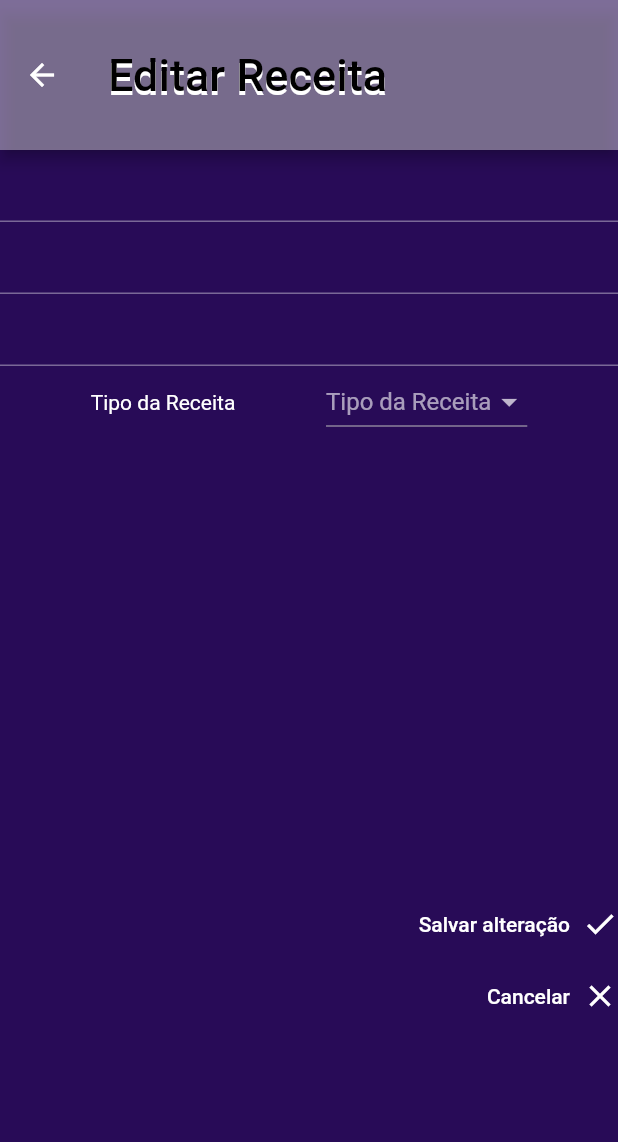
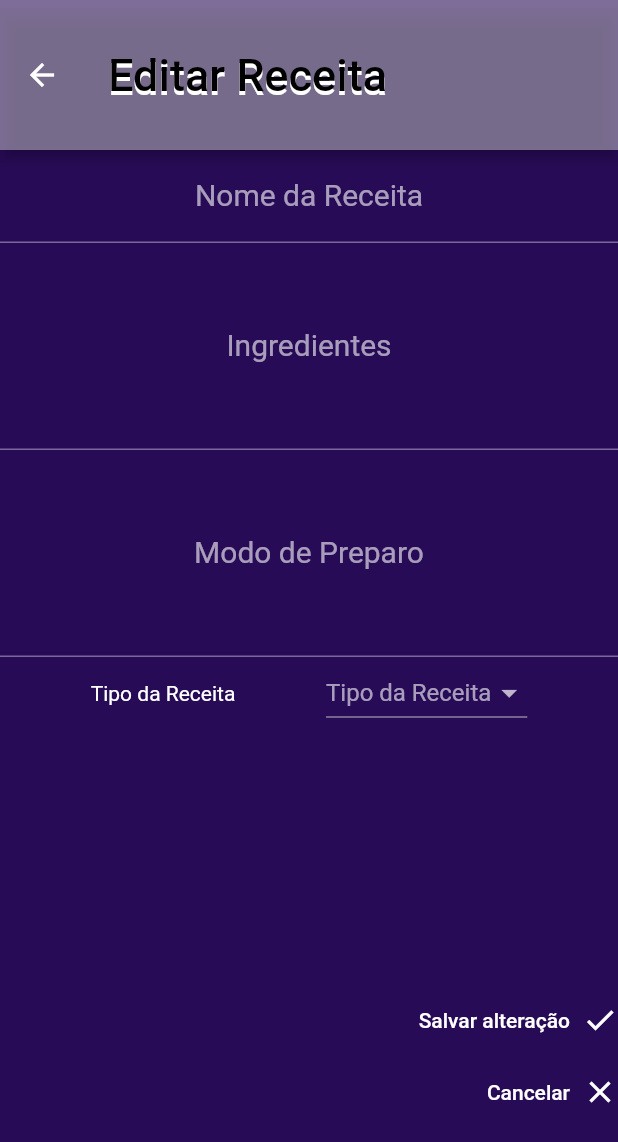
Before and after one commit to BrunoVieiraL/cook_book, a Flutter app: the EditarReceitas screen opened directly with empty values, on a phone screen of 412 x 824 dp. Shown: the top 1142 px of the screen. Run offline on Flutter 3.47's test engine with Material 2 defaults, Android fonts, the phone set to English and light mode, and no system bars; our stand-ins replace flutter_slidable, sqflite; accounts and stored records are empty.

Commit message:
25/07
Edit recipe page now works properly, some improvement in the code

```diff
--- a/lib/components/edit_receitas_colunm_component.dart
+++ b/lib/components/edit_receitas_colunm_component.dart
@@ -32,22 +32,31 @@ class _EditReceitasColunmComponentState
 
   @override
   Widget build(BuildContext context) {
-    return Column(
+    widget.nomeReceita.text = widget.argsIDFromHomePage!.nomeReceita;
+    widget.ingredientes.text = widget.argsIDFromHomePage!.ingredientes;
+    widget.modoPreparo.text = widget.argsIDFromHomePage!.modoPreparo;
+
+    return Scaffold(
+      resizeToAvoidBottomInset: false,
+      body: Column(
         children: [
           TextFieldCustomWidget(
             controller: widget.nomeReceita,
             textInputAction: TextInputAction.next,
-          hintText: widget.argsIDFromHomePage!.nomeReceita,
+            maxLines: 1,
+            hintText: 'Nome da Receita',
           ),
           TextFieldCustomWidget(
             controller: widget.ingredientes,
             textInputAction: TextInputAction.next,
-          hintText: widget.argsIDFromHomePage!.ingredientes,
+            maxLines: 5,
+            hintText: 'Ingredientes',
           ),
           TextFieldCustomWidget(
             controller: widget.modoPreparo,
             textInputAction: TextInputAction.next,
-          hintText: widget.argsIDFromHomePage!.modoPreparo,
+            maxLines: 5,
+            hintText: 'Modo de Preparo',
           ),
           Row(
             mainAxisAlignment: MainAxisAlignment.spaceEvenly,
@@ -55,8 +64,8 @@ class _EditReceitasColunmComponentState
               const Text('Tipo da Receita'),
               DropdownButton<String>(
                 hint: const Text('Tipo da Receita'),
-              items:
-                  listTipoReceita.map<DropdownMenuItem<String>>((String value) {
+                items: listTipoReceita
+                    .map<DropdownMenuItem<String>>((String value) {
                   return DropdownMenuItem<String>(
                     value: value,
                     child: Text(value),
@@ -71,9 +80,7 @@ class _EditReceitasColunmComponentState
               ),
             ],
           ),
-        const SizedBox(
-          height: 300,
-        ),
+          const SizedBox(height: 170),
           Row(
             mainAxisAlignment: MainAxisAlignment.end,
             children: [
@@ -84,11 +91,11 @@ class _EditReceitasColunmComponentState
                       RecipeDatabase.instance.update(
                         ReceitasModel(
                             id: widget.argsIDFromHomePage!.id,
-                        nomeReceita: widget.argsIDFromHomePage!.nomeReceita,
-                        ingredientes: widget.argsIDFromHomePage!.ingredientes,
-                        modoPreparo: widget.argsIDFromHomePage!.modoPreparo,
-                        tipoReceita: widget.argsIDFromHomePage!.tipoReceita,
-                      ),
+                            nomeReceita: widget.nomeReceita.text,
+                            ingredientes: widget.ingredientes.text,
+                            modoPreparo: widget.modoPreparo.text,
+                            tipoReceita:
+                                widget.argsIDFromHomePage!.tipoReceita),
                       );
                     },
                   );
@@ -104,12 +111,15 @@ class _EditReceitasColunmComponentState
             children: [
               TextButton(
                 onPressed: () {
-                Navigator.of(context)
-                .pushReplacement(MaterialPageRoute(builder: (context) {
+                  Navigator.of(context).pushReplacement(
+                    MaterialPageRoute(
+                      builder: (context) {
                         return ListaReceitas(
-                tipoReceita: widget.argsIDFromHomePage!.tipoReceita,
+                            tipoReceita:
+                                widget.argsIDFromHomePage!.tipoReceita);
+                      },
+                    ),
                   );
-            }));
                 },
                 child: const Text('Cancelar'),
               ),
@@ -117,6 +127,7 @@ class _EditReceitasColunmComponentState
             ],
           ),
         ],
+      ),
     );
   }
 }
--- a/lib/main.dart
+++ b/lib/main.dart
@@ -16,7 +16,6 @@ void main() async {
 
 class MyApp extends StatelessWidget {
   const MyApp({Key? key}) : super(key: key);
-
   @override
   Widget build(BuildContext context) {
     return ChangeNotifierProvider(
@@ -40,6 +39,7 @@ class MyApp extends StatelessWidget {
             '/infoPage': (_) => const InfoPage(),
           },
         );
-        });
+      },
+    );
   }
 }
--- a/lib/view/add_receitas.dart
+++ b/lib/view/add_receitas.dart
@@ -23,6 +23,7 @@ class _AddReceitaPageState extends State<AddReceitaPage> {
   @override
   Widget build(BuildContext context) {
     return Scaffold(
+      resizeToAvoidBottomInset: false,
       appBar: AppBar(
         toolbarHeight: 100,
         title: const Text(
@@ -44,16 +45,19 @@ class _AddReceitaPageState extends State<AddReceitaPage> {
             controller: nomeReceita,
             textInputAction: TextInputAction.next,
             hintText: 'Nome da Receita',
+            maxLines: 1,
           ),
           TextFieldCustomWidget(
             controller: ingredientes,
             textInputAction: TextInputAction.next,
             hintText: 'Ingredientes',
+            maxLines: 5,
           ),
           TextFieldCustomWidget(
             controller: modoPreparo,
             textInputAction: TextInputAction.done,
             hintText: 'Modo de Preparo',
+            maxLines: 5,
           ),
           Row(
             mainAxisAlignment: MainAxisAlignment.spaceEvenly,
@@ -78,7 +82,7 @@ class _AddReceitaPageState extends State<AddReceitaPage> {
             ],
           ),
           const SizedBox(
-            height: 300,
+            height: 200,
           ),
           Row(
             mainAxisAlignment: MainAxisAlignment.end,
--- a/lib/view/editar_receitas.dart
+++ b/lib/view/editar_receitas.dart
@@ -20,6 +20,7 @@ class _EditarReceitasState extends State<EditarReceitas> {
     ReceitasModel argsIDFromHomePage =
         ModalRoute.of(context)!.settings.arguments as ReceitasModel;
     return Scaffold(
+      resizeToAvoidBottomInset: false,
       appBar: AppBar(
         toolbarHeight: 100,
         title: const Text(
--- a/lib/widgets/textfield_widget.dart
+++ b/lib/widgets/textfield_widget.dart
@@ -4,20 +4,30 @@ class TextFieldCustomWidget extends StatelessWidget {
   const TextFieldCustomWidget({
     Key? key,
     required this.controller,
-    required this.hintText,
+    this.hintText,
     required this.textInputAction,
+    required this.maxLines,
   }) : super(key: key);
 
   final TextEditingController controller;
-  final String hintText;
+  final String? hintText;
   final TextInputAction textInputAction;
+  final int maxLines;
 
   @override
   Widget build(BuildContext context) {
     return TextField(
-      decoration: InputDecoration(hintText: hintText),
       controller: controller,
       textInputAction: textInputAction,
+      maxLines: maxLines,
+      decoration: InputDecoration(
+        label: Center(
+          child: Text(hintText as String),
+        ),
+        labelStyle: const TextStyle(
+          fontSize: 20,
+        ),
+      ),
     );
   }
 }
```
Also changed, not shown: lib/view/detalhes_receitas.dart (+18 -5 lines). Lines whose indentation alone changed are shown as unchanged.
